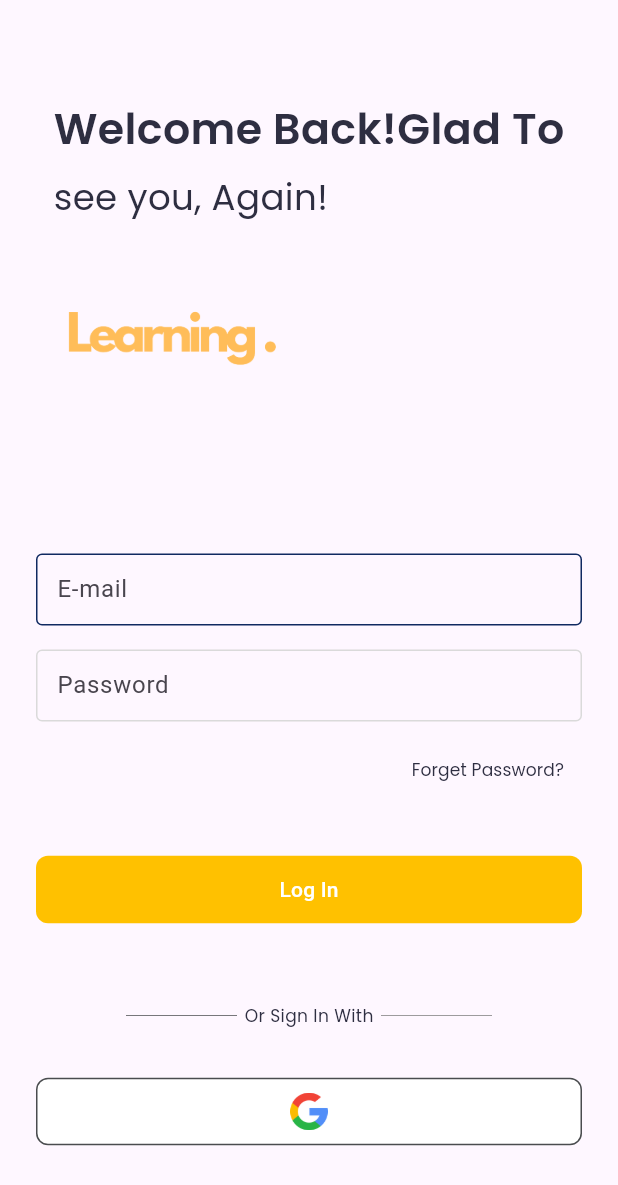
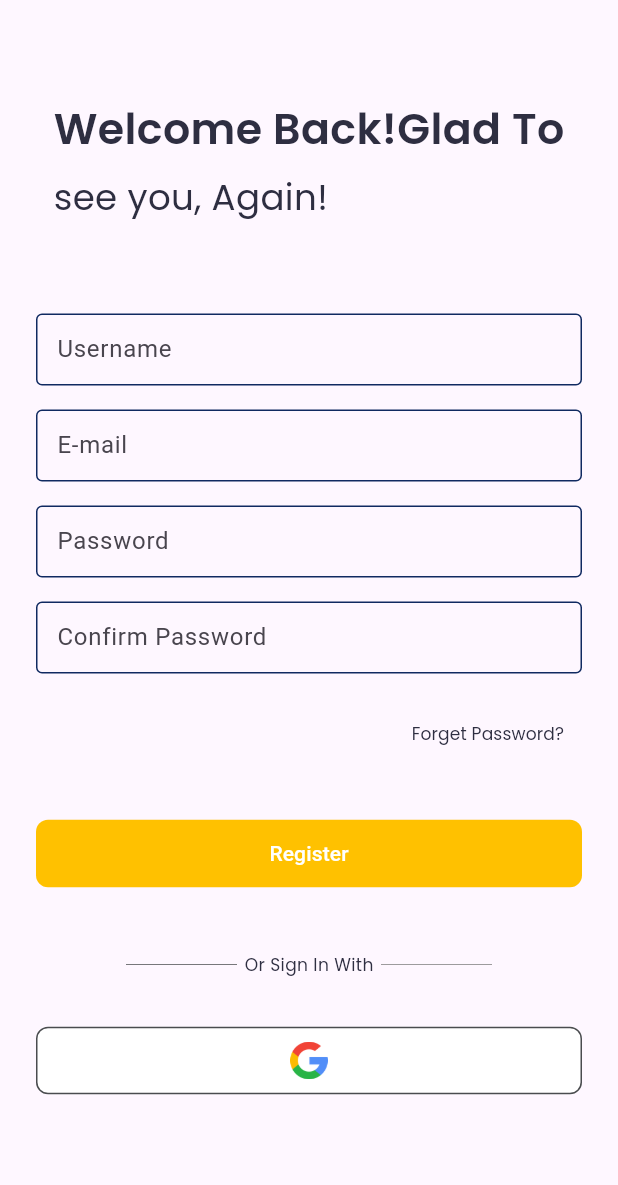
Before and after one commit to Nozel77/e-learning, a Flutter app: the screen it shows after launch, on a phone screen of 412 x 824 dp. Shown: the top 1185 px of the screen. Run offline on Flutter 3.47's test engine with Material 2 defaults, Android fonts, the phone set to English and light mode, and no system bars; our stand-ins replace flutter_svg, get, google_fonts, iconsax.

Commit message:
feat: [RS] add registerpage

```diff
--- a/lib/app/pages/register/Registerpage.dart
+++ b/lib/app/pages/register/Registerpage.dart
@@ -0,0 +1,37 @@
+import 'package:e_learning/components/TRegisterForm.dart';
+import 'package:e_learning/components/TRegisterHeader.dart';
+import 'package:e_learning/core.dart';
+import 'package:flutter/material.dart';
+import 'package:get/get.dart';
+
+class RegisterPage extends StatelessWidget {
+  const RegisterPage({super.key});
+
+  @override
+  Widget build(BuildContext context) {
+    return Scaffold(
+      body: SingleChildScrollView(
+        child: Padding(
+          padding: TSpacingStyle.paddingWithAppBarHeight,
+          child: Column(
+            children: [
+              Padding(
+                padding: const EdgeInsets.symmetric(vertical: 10),
+                child: TRegisterHeader(),
+              ),
+              Padding(
+                padding: const EdgeInsets.symmetric(vertical: 10),
+                child: TRegisterForm(),
+              ),
+              TFromDivider(dividerText: TTexts.orsignwith.capitalize!),
+              const SizedBox(
+                height: Tsize.spaceBtwSections,
+              ),
+              TSocialButtons()
+            ],
+          ),
+        ),
+      ),
+    );
+  }
+}
--- /dev/null
+++ b/lib/components/TRegisterForm.dart
@@ -0,0 +1,111 @@
+import 'package:e_learning/helper/Themes.dart';
+import 'package:flutter/material.dart';
+import 'package:iconsax/iconsax.dart';
+
+class TRegisterForm extends StatelessWidget {
+  @override
+  Widget build(BuildContext context) {
+    return Padding(
+      padding: const EdgeInsets.symmetric(vertical: Tsize.spaceBtwSections),
+      child: Form(
+          child: Column(
+        children: [
+          //Email
+          TextFormField(
+            decoration: const InputDecoration(
+              contentPadding: EdgeInsets.symmetric(vertical: 0, horizontal: 10),
+              enabledBorder: OutlineInputBorder(
+                borderSide: BorderSide(color: Color.fromARGB(255, 16, 42, 97)),
+              ),
+              border: OutlineInputBorder(
+                borderSide: BorderSide(color: Color.fromARGB(255, 16, 42, 97)),
+              ),
+              labelText: TTexts.username,
+            ),
+          ),
+          const SizedBox(
+            height: Tsize.spaceBtwInputFields,
+          ),
+          //Password
+          TextFormField(
+            decoration: const InputDecoration(
+              contentPadding: EdgeInsets.symmetric(vertical: 0, horizontal: 10),
+              enabledBorder: OutlineInputBorder(
+                borderSide: BorderSide(color: Color.fromARGB(255, 16, 42, 97)),
+              ),
+              border: OutlineInputBorder(
+                borderSide: BorderSide(color: Color.fromARGB(255, 16, 42, 97)),
+              ),
+              labelText: TTexts.email,
+            ),
+          ),
+          const SizedBox(height: Tsize.spaceBtwInputFields),
+          TextFormField(
+            decoration: const InputDecoration(
+              contentPadding: EdgeInsets.symmetric(vertical: 0, horizontal: 10),
+              enabledBorder: OutlineInputBorder(
+                borderSide: BorderSide(color: Color.fromARGB(255, 16, 42, 97)),
+              ),
+              border: OutlineInputBorder(
+                borderSide: BorderSide(color: Color.fromARGB(255, 16, 42, 97)),
+              ),
+              labelText: TTexts.password,
+            ),
+          ),
+          const SizedBox(
+            height: Tsize.spaceBtwInputFields,
+          ),
+          TextFormField(
+            decoration: const InputDecoration(
+              contentPadding: EdgeInsets.symmetric(vertical: 0, horizontal: 10),
+              enabledBorder: OutlineInputBorder(
+                borderSide: BorderSide(color: Color.fromARGB(255, 16, 42, 97)),
+              ),
+              border: OutlineInputBorder(
+                borderSide: BorderSide(color: Color.fromARGB(255, 16, 42, 97)),
+              ),
+              labelText: TTexts.cPassword,
+            ),
+          ),
+          const SizedBox(
+            height: Tsize.spaceBtwInputFields,
+          ),
+
+          Row(
+            mainAxisAlignment: MainAxisAlignment.spaceBetween,
+            children: [
+              Row(
+                children: [],
+              ),
+              TextButton(
+                  onPressed: () {},
+                  child: Text(
+                    TTexts.forgetpw,
+                    style: DividerText(),
+                  )),
+            ],
+          ),
+          const SizedBox(height: Tsize.spaceBtwSections),
+
+          //Log in buttin
+          SizedBox(
+              width: double.infinity,
+              child: MaterialButton(
+                minWidth: double.infinity,
+                height: 45,
+                onPressed: () {},
+                color: Tcolor.secondaryText,
+                shape: RoundedRectangleBorder(
+                  borderRadius: BorderRadius.circular(8),
+                ),
+                elevation: 0,
+                child: Text(
+                  TTexts.register,
+                ),
+                textColor: Tcolor.background,
+              )),
+        ],
+      )),
+    );
+  }
+}
--- /dev/null
+++ b/lib/components/TRegisterHeader.dart
@@ -0,0 +1,22 @@
+import 'package:e_learning/helper/Themes.dart';
+import 'package:flutter/material.dart';
+
+class TRegisterHeader extends StatelessWidget {
+
+  @override
+  Widget build(BuildContext context) {
+    return Column(
+      crossAxisAlignment: CrossAxisAlignment.start,
+      children: [
+        Text(TTexts.title, style: textTitle()),
+        const SizedBox(
+          height: Tsize.sm,
+        ),
+        Text(TTexts.subtitle, style: textSub()),
+        const SizedBox(
+          height: Tsize.sm,
+        ),
+      ],
+    );
+  }
+}
--- /dev/null
+++ b/lib/core.dart
@@ -0,0 +1,15 @@
+/*
+We believe, the class name must be unique.
+If there is a conflicting class name in this file,
+it means you have to rename it to something more unique.
+*/
+export 'package:e_learning/app/pages/homepage/Homepage.dart';
+export 'package:e_learning/app/pages/login/Loginpage.dart';
+export 'package:e_learning/app/pages/onboarding/onboarding.dart';
+export 'package:e_learning/app/pages/profile page/Profilepage.dart';
+export 'package:e_learning/app/pages/register/Registerpage.dart';
+export 'package:e_learning/components/TDivider.dart';
+export 'package:e_learning/components/TLoginForm.dart';
+export 'package:e_learning/components/TLoginHeader.dart';
+export 'package:e_learning/components/TSocialButtons.dart';
+export 'package:e_learning/helper/Themes.dart';
--- a/lib/helper/Themes.dart
+++ b/lib/helper/Themes.dart
@@ -69,11 +69,14 @@ class TTexts {
   static const String email = "E-mail";
   static const String password = "Password";
   static const String firstname = "First Name";
+  static const String cPassword = "Confirm Password";
+  static const String username = "Username";
   static const String lastname = "Last Name";
   static const String rememberme = "Remember Me";
   static const String forgetpw = "Forget Password?";
   static const String signin = "Sign In";
   static const String login = "Log In";
+  static const String register = "Register";
   static const String createakun = "Create Account";
   static const String orsignwith = "or sign in with";
   static const String orsignupwith = "or sign up with";
--- a/lib/main.dart
+++ b/lib/main.dart
@@ -1,5 +1,7 @@
+import 'package:e_learning/core.dart';
 import 'package:e_learning/app/pages/login/Loginpage.dart';
 import 'package:e_learning/app/pages/onboarding/onboarding.dart';
+import 'package:e_learning/state_util.dart';
 import 'package:flutter/material.dart';
 import 'app/pages/homepage/Homepage.dart';
 
@@ -14,10 +16,11 @@ class MyApp extends StatelessWidget {
   Widget build(BuildContext context) {
     return MaterialApp(
         title: 'Flutter Demo',
+        navigatorKey: Get.navigatorKey,
         theme: ThemeData(
           colorScheme: ColorScheme.fromSeed(seedColor: Colors.deepPurple),
           useMaterial3: true,
         ),
-        home: LoginScreen());
+        home: RegisterPage());
   }
 }
--- /dev/null
+++ b/lib/state_util.dart
@@ -0,0 +1,49 @@
+import 'package:flutter/material.dart';
+
+BuildContext get globalContext {
+  return Get.currentContext;
+}
+
+class Get {
+  static GlobalKey<NavigatorState> navigatorKey = GlobalKey<NavigatorState>();
+
+  static get currentContext {
+    return navigatorKey.currentState?.context;
+  }
+
+  static to(Widget page) async {
+    return await navigatorKey.currentState!.push(
+      MaterialPageRoute(builder: (context) => page),
+    );
+  }
+
+  static back() {
+    if (Navigator.canPop(globalContext) == false) return;
+    Navigator.pop(globalContext);
+  }
+
+  static offAll(page) {
+    return navigatorKey.currentState!.pushAndRemoveUntil(
+      MaterialPageRoute(builder: (context) => page),
+      (Route<dynamic> route) => false,
+    );
+  }
+
+  static double get width {
+    return MediaQuery.of(currentContext).size.width;
+  }
+
+  static double get height {
+    return MediaQuery.of(currentContext).size.width;
+  }
+
+  static ValueNotifier<ThemeData> mainTheme =
+      ValueNotifier<ThemeData>(ThemeData());
+  static changeTheme(ThemeData theme) {
+    mainTheme.value = theme;
+  }
+
+  static ThemeData get theme {
+    return Theme.of(Get.currentContext);
+  }
+}
--- a/pubspec.yaml
+++ b/pubspec.yaml
@@ -37,7 +37,7 @@ dependencies:
   cupertino_icons: ^1.0.2
   google_fonts: ^6.1.0
   flutter_svg: ^2.0.7
-  get: ^4.6.6
+  get:
   iconsax: ^0.0.8
 
 dev_dependencies:
```
Also changed, not shown: pubspec.lock.
